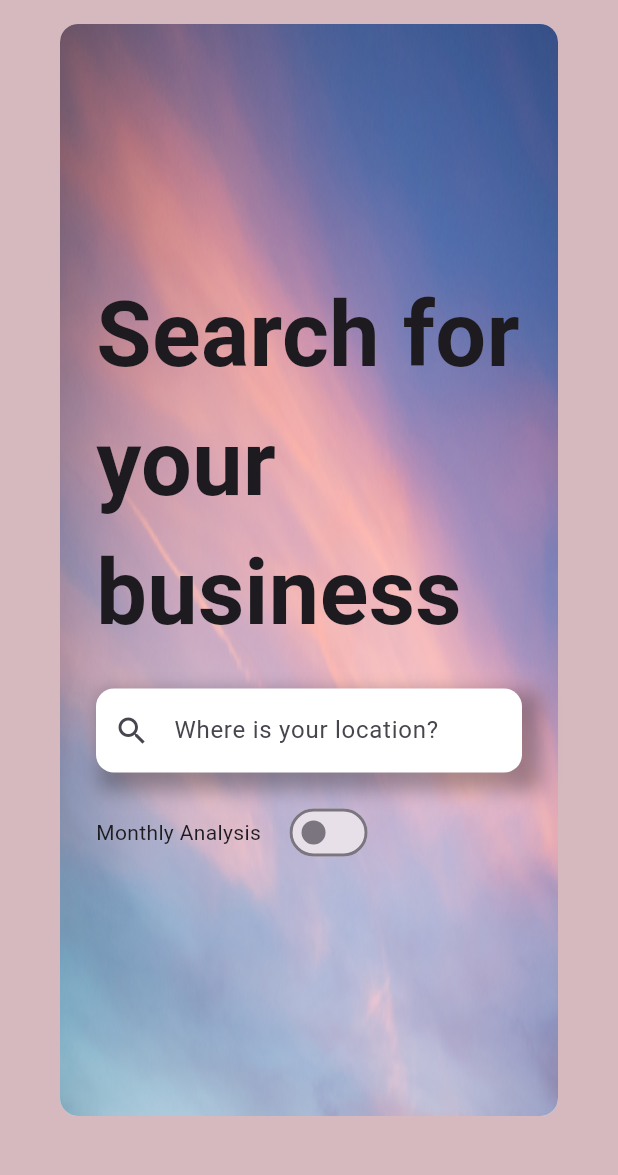
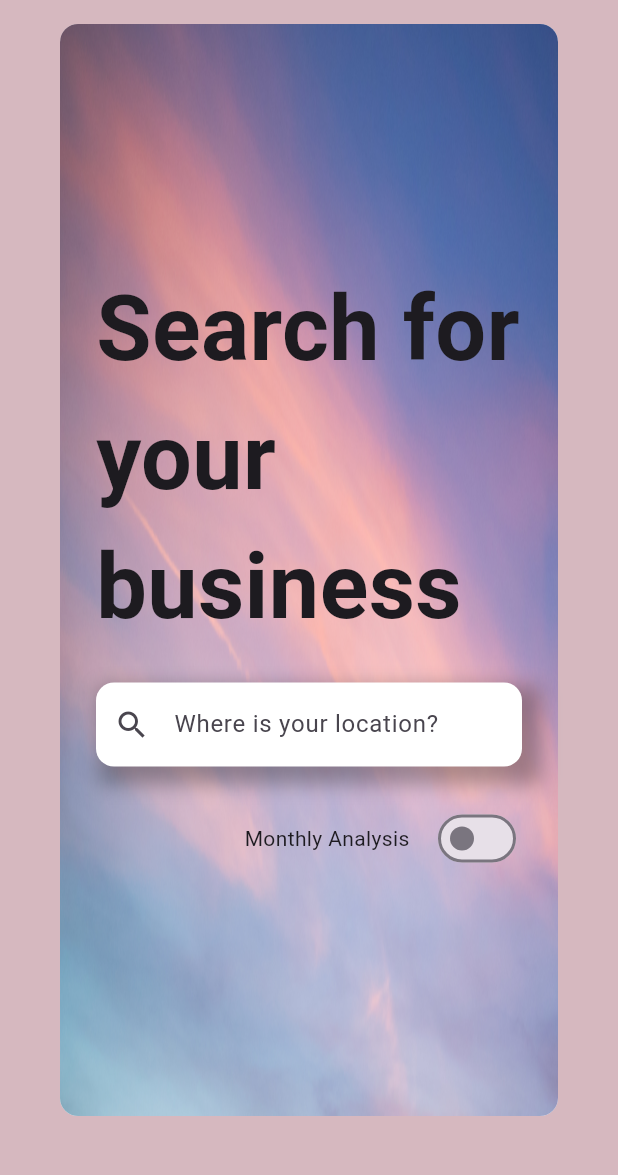
Before and after one commit to spaaacy/impact-hack, a Flutter app: the SearchPage screen opened directly, on a phone screen of 412 x 824 dp, the part 60-1235 px from its top. Run offline on Flutter 3.47's test engine with Material 2 defaults, Android fonts, the phone set to English and light mode, and no system bars; drawn by our look-alikes of flutter_typeahead; our stand-ins replace latlong2.

Commit message:
re-positioned monthly analysis switch

```diff
--- a/lib/ui/search_page/search_page.dart
+++ b/lib/ui/search_page/search_page.dart
@@ -99,17 +99,19 @@ class SearchPage extends StatelessWidget {
                         );
                       },
                       onSuggestionSelected: (suggestion) async {
-                        Navigator.of(context).push(MaterialPageRoute(builder: (context) {
+                        Navigator.of(context)
+                            .push(MaterialPageRoute(builder: (context) {
                           if (state.monthly) {
                             return ChangeNotifierProvider(
-                                create: (context) => MonthlyComparisonState(context, suggestion.googleId),
+                                create: (context) => MonthlyComparisonState(
+                                    context, suggestion.googleId),
                                 child: const MonthlyComparison());
                           } else {
                             return ChangeNotifierProvider(
-                                create: (context) => BusinessDetailPageState(context, suggestion.googleId),
+                                create: (context) => BusinessDetailPageState(
+                                    context, suggestion.googleId),
                                 child: const BusinessDetailPage());
                           }
-
                         }));
                       },
                       textFieldConfiguration: TextFieldConfiguration(
@@ -135,8 +137,11 @@ class SearchPage extends StatelessWidget {
                       ),
                     ),
                   ),
-                  const SizedBox(height: 16.0),
-                  Row(
+                  const SizedBox(height: 24.0),
+                  SizedBox(
+                    width: 600,
+                    child: Row(
+                      mainAxisAlignment: MainAxisAlignment.end,
                       children: [
                         const SelectableText("Monthly Analysis"),
                         const SizedBox(
@@ -148,6 +153,7 @@ class SearchPage extends StatelessWidget {
                         ),
                       ],
                     ),
+                  ),
                 ],
               ),
             ),
```
Lines whose indentation alone changed are shown as unchanged.
